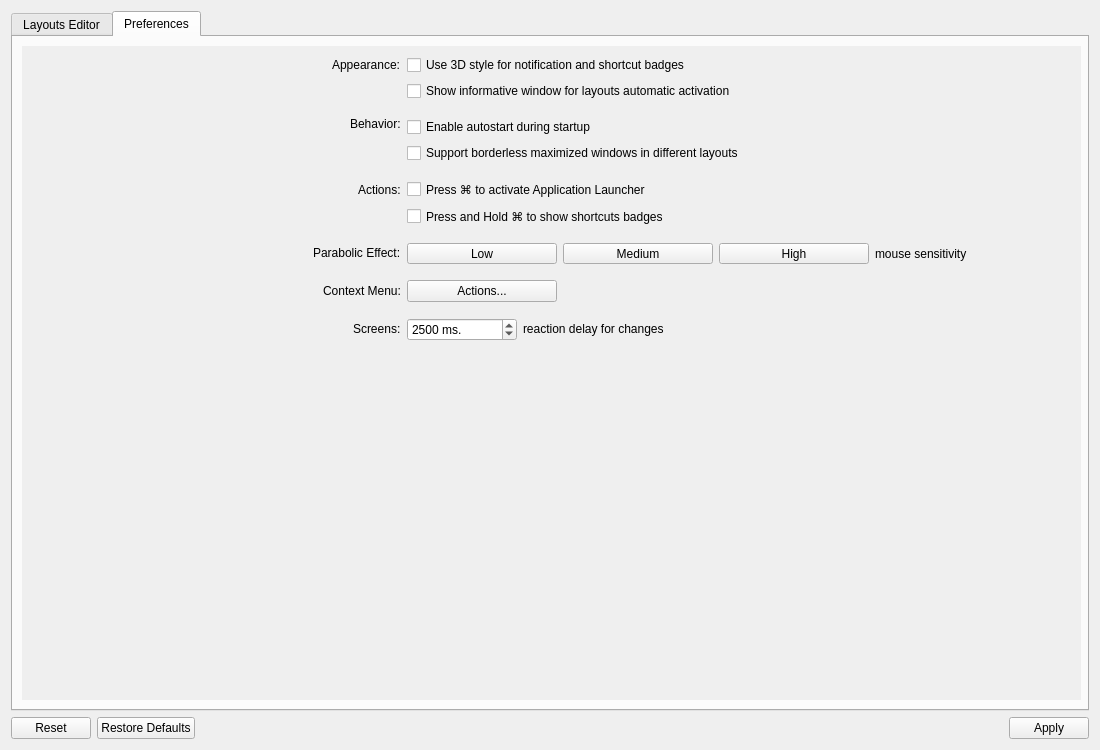
First picture: the form in app/settings/settingsdialog/settingsdialog.ui, repository rickysarraf-notmine/latte-dock, before the edit.
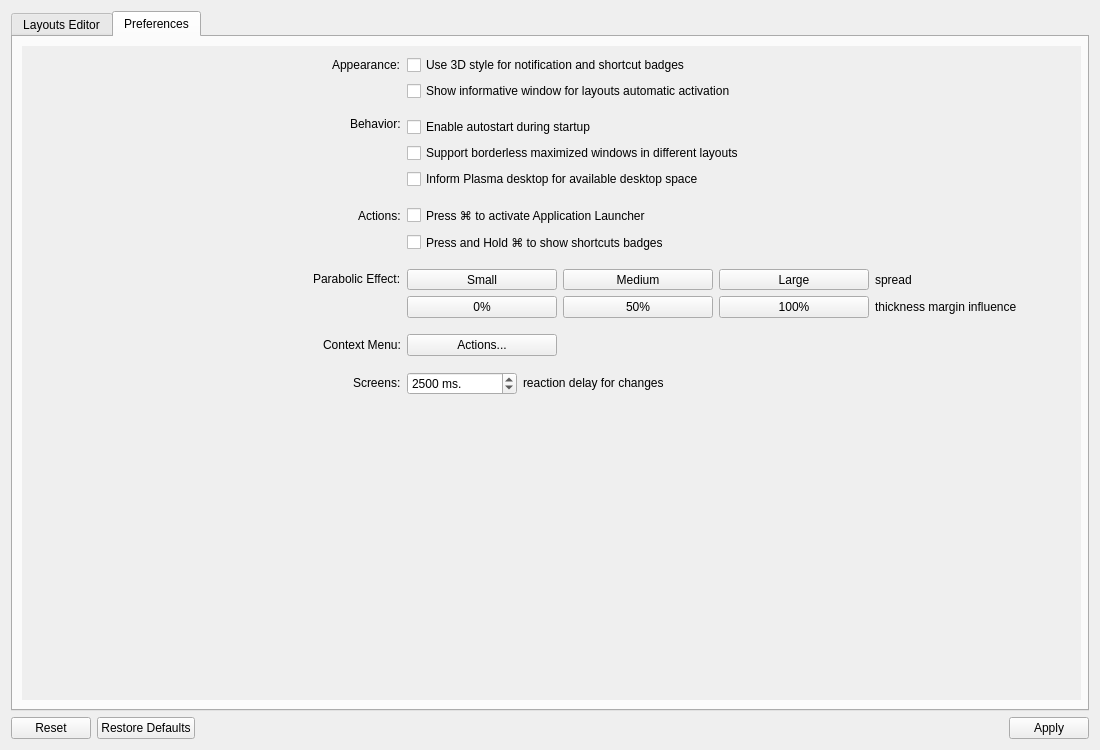
Second picture: the form after the edit. The open tabs and pages were chosen to show the change. Icons and pictures are not drawn. Custom widgets are drawn as their Qt base class.

What changed in the file:
```diff
--- a/app/settings/settingsdialog/settingsdialog.ui
+++ b/app/settings/settingsdialog/settingsdialog.ui
@@ -522,7 +522,7 @@
             <x>0</x>
             <y>0</y>
             <width>1068</width>
-            <height>401</height>
+            <height>469</height>
            </rect>
           </property>
           <property name="sizePolicy">
@@ -534,7 +534,490 @@
           <layout class="QVBoxLayout" name="verticalLayout_4">
            <item>
             <layout class="QGridLayout" name="preferencesGridLayout" columnstretch="5,9">
+             <item row="1" column="1">
+              <widget class="QCheckBox" name="infoWindowChkBox">
+               <property name="toolTip">
+                <string>Provide visual feedback when layouts are activated automatically</string>
+               </property>
+               <property name="text">
+                <string>Show informative window for layouts automatic activation</string>
+               </property>
+              </widget>
+             </item>
+             <item row="10" column="0">
+              <layout class="QHBoxLayout" name="parabolicHeaderRowLayout">
+               <item>
+                <spacer name="horizontalSpacer_7">
+                 <property name="orientation">
+                  <enum>Qt::Horizontal</enum>
+                 </property>
+                 <property name="sizeHint" stdset="0">
+                  <size>
+                   <width>40</width>
+                   <height>20</height>
+                  </size>
+                 </property>
+                </spacer>
+               </item>
+               <item>
+                <widget class="QLabel" name="parabolicEffectLbl">
+                 <property name="sizePolicy">
+                  <sizepolicy hsizetype="Minimum" vsizetype="Fixed">
+                   <horstretch>0</horstretch>
+                   <verstretch>0</verstretch>
+                  </sizepolicy>
+                 </property>
+                 <property name="text">
+                  <string>Parabolic Effect:</string>
+                 </property>
+                 <property name="alignment">
+                  <set>Qt::AlignLeading|Qt::AlignLeft|Qt::AlignVCenter</set>
+                 </property>
+                </widget>
+               </item>
+              </layout>
+             </item>
+             <item row="10" column="1">
+              <layout class="QHBoxLayout" name="horizontalLayout_8">
+               <item>
+                <widget class="QToolButton" name="smallParabolicBtn">
+                 <property name="sizePolicy">
+                  <sizepolicy hsizetype="Preferred" vsizetype="Fixed">
+                   <horstretch>0</horstretch>
+                   <verstretch>0</verstretch>
+                  </sizepolicy>
+                 </property>
+                 <property name="minimumSize">
+                  <size>
+                   <width>150</width>
+                   <height>0</height>
+                  </size>
+                 </property>
+                 <property name="maximumSize">
+                  <size>
+                   <width>150</width>
+                   <height>16777215</height>
+                  </size>
+                 </property>
+                 <property name="text">
+                  <string comment="small spread">Small</string>
+                 </property>
+                 <property name="checkable">
+                  <bool>true</bool>
+                 </property>
+                </widget>
+               </item>
+               <item>
+                <widget class="QToolButton" name="mediumParabolicBtn">
+                 <property name="sizePolicy">
+                  <sizepolicy hsizetype="Preferred" vsizetype="Fixed">
+                   <horstretch>0</horstretch>
+                   <verstretch>0</verstretch>
+                  </sizepolicy>
+                 </property>
+                 <property name="minimumSize">
+                  <size>
+                   <width>150</width>
+                   <height>0</height>
+                  </size>
+                 </property>
+                 <property name="maximumSize">
+                  <size>
+                   <width>150</width>
+                   <height>16777215</height>
+                  </size>
+                 </property>
+                 <property name="text">
+                  <string comment="medium spread">Medium</string>
+                 </property>
+                 <property name="checkable">
+                  <bool>true</bool>
+                 </property>
+                </widget>
+               </item>
+               <item>
+                <widget class="QToolButton" name="largeParabolicBtn">
+                 <property name="sizePolicy">
+                  <sizepolicy hsizetype="Preferred" vsizetype="Fixed">
+                   <horstretch>0</horstretch>
+                   <verstretch>0</verstretch>
+                  </sizepolicy>
+                 </property>
+                 <property name="minimumSize">
+                  <size>
+                   <width>150</width>
+                   <height>0</height>
+                  </size>
+                 </property>
+                 <property name="maximumSize">
+                  <size>
+                   <width>150</width>
+                   <height>16777215</height>
+                  </size>
+                 </property>
+                 <property name="text">
+                  <string comment="large spread">Large</string>
+                 </property>
+                 <property name="checkable">
+                  <bool>true</bool>
+                 </property>
+                </widget>
+               </item>
+               <item>
+                <widget class="QLabel" name="parabolicSpreadLbl">
+                 <property name="text">
+                  <string>spread</string>
+                 </property>
+                </widget>
+               </item>
+               <item>
+                <spacer name="horizontalSpacer_12">
+                 <property name="orientation">
+                  <enum>Qt::Horizontal</enum>
+                 </property>
+                 <property name="sizeHint" stdset="0">
+                  <size>
+                   <width>40</width>
+                   <height>20</height>
+                  </size>
+                 </property>
+                </spacer>
+               </item>
+              </layout>
+             </item>
+             <item row="20" column="0">
+              <layout class="QHBoxLayout" name="plasmaThemeHeaderRowLayout"/>
+             </item>
+             <item row="6" column="1">
+              <spacer name="verticalSpacer_7">
+               <property name="orientation">
+                <enum>Qt::Vertical</enum>
+               </property>
+               <property name="sizeType">
+                <enum>QSizePolicy::Fixed</enum>
+               </property>
+               <property name="sizeHint" stdset="0">
+                <size>
+                 <width>20</width>
+                 <height>10</height>
+                </size>
+               </property>
+              </spacer>
+             </item>
              <item row="15" column="1">
+              <spacer name="verticalSpacer_9">
+               <property name="orientation">
+                <enum>Qt::Vertical</enum>
+               </property>
+               <property name="sizeType">
+                <enum>QSizePolicy::Fixed</enum>
+               </property>
+               <property name="sizeHint" stdset="0">
+                <size>
+                 <width>20</width>
+                 <height>10</height>
+                </size>
+               </property>
+              </spacer>
+             </item>
+             <item row="3" column="1">
+              <widget class="QCheckBox" name="autostartChkBox">
+               <property name="toolTip">
+                <string>Start the application automatically after each relogin</string>
+               </property>
+               <property name="text">
+                <string>Enable autostart during startup</string>
+               </property>
+              </widget>
+             </item>
+             <item row="17" column="1">
+              <spacer name="verticalSpacer_14">
+               <property name="orientation">
+                <enum>Qt::Vertical</enum>
+               </property>
+               <property name="sizeType">
+                <enum>QSizePolicy::Fixed</enum>
+               </property>
+               <property name="sizeHint" stdset="0">
+                <size>
+                 <width>20</width>
+                 <height>10</height>
+                </size>
+               </property>
+              </spacer>
+             </item>
+             <item row="8" column="1">
+              <widget class="QCheckBox" name="metaPressHoldChkBox">
+               <property name="toolTip">
+                <string>Press and hold ⌘ to show shortcuts badges for applets and tasks</string>
+               </property>
+               <property name="text">
+                <string>Press and Hold ⌘ to show shortcuts badges</string>
+               </property>
+              </widget>
+             </item>
+             <item row="0" column="1">
+              <widget class="QCheckBox" name="badges3DStyleChkBox">
+               <property name="text">
+                <string>Use 3D style for notification and shortcut badges</string>
+               </property>
+              </widget>
+             </item>
+             <item row="12" column="1">
+              <layout class="QHBoxLayout" name="marginInfluenceRowLayout">
+               <item>
+                <widget class="QPushButton" name="noMarginInfluenceBtn">
+                 <property name="minimumSize">
+                  <size>
+                   <width>150</width>
+                   <height>0</height>
+                  </size>
+                 </property>
+                 <property name="text">
+                  <string notr="true">0%</string>
+                 </property>
+                 <property name="checkable">
+                  <bool>true</bool>
+                 </property>
+                </widget>
+               </item>
+               <item>
+                <widget class="QPushButton" name="halfMarginInfluenceBtn">
+                 <property name="minimumSize">
+                  <size>
+                   <width>150</width>
+                   <height>0</height>
+                  </size>
+                 </property>
+                 <property name="text">
+                  <string notr="true">50%</string>
+                 </property>
+                 <property name="checkable">
+                  <bool>true</bool>
+                 </property>
+                </widget>
+               </item>
+               <item>
+                <widget class="QPushButton" name="fullMarginInfluenceBtn">
+                 <property name="minimumSize">
+                  <size>
+                   <width>150</width>
+                   <height>0</height>
+                  </size>
+                 </property>
+                 <property name="text">
+                  <string notr="true">100%</string>
+                 </property>
+                 <property name="checkable">
+                  <bool>true</bool>
+                 </property>
+                </widget>
+               </item>
+               <item>
+                <widget class="QLabel" name="marginInfluenceLbl">
+                 <property name="text">
+                  <string notr="true">thickness margin influence</string>
+                 </property>
+                </widget>
+               </item>
+               <item>
+                <spacer name="horizontalSpacer_13">
+                 <property name="orientation">
+                  <enum>Qt::Horizontal</enum>
+                 </property>
+                 <property name="sizeHint" stdset="0">
+                  <size>
+                   <width>40</width>
+                   <height>20</height>
+                  </size>
+                 </property>
+                </spacer>
+               </item>
+              </layout>
+             </item>
+             <item row="5" column="1">
+              <widget class="QCheckBox" name="broadcastGeomChkBox">
+               <property name="text">
+                <string>Inform Plasma desktop for available desktop space</string>
+               </property>
+              </widget>
+             </item>
+             <item row="3" column="0">
+              <layout class="QHBoxLayout" name="behaviorHeaderRowLayout">
+               <item>
+                <spacer name="horizontalSpacer_5">
+                 <property name="orientation">
+                  <enum>Qt::Horizontal</enum>
+                 </property>
+                 <property name="sizeHint" stdset="0">
+                  <size>
+                   <width>40</width>
+                   <height>20</height>
+                  </size>
+                 </property>
+                </spacer>
+               </item>
+               <item>
+                <widget class="QLabel" name="behaviorLbl">
+                 <property name="sizePolicy">
+                  <sizepolicy hsizetype="Preferred" vsizetype="Preferred">
+                   <horstretch>0</horstretch>
+                   <verstretch>0</verstretch>
+                  </sizepolicy>
+                 </property>
+                 <property name="text">
+                  <string>Behavior:</string>
+                 </property>
+                 <property name="alignment">
+                  <set>Qt::AlignLeading|Qt::AlignLeft|Qt::AlignTop</set>
+                 </property>
+                </widget>
+               </item>
+              </layout>
+             </item>
+             <item row="2" column="1">
+              <spacer name="verticalSpacer_6">
+               <property name="orientation">
+                <enum>Qt::Vertical</enum>
+               </property>
+               <property name="sizeType">
+                <enum>QSizePolicy::Fixed</enum>
+               </property>
+               <property name="sizeHint" stdset="0">
+                <size>
+                 <width>20</width>
+                 <height>10</height>
+                </size>
+               </property>
+              </spacer>
+             </item>
+             <item row="16" column="0">
+              <layout class="QHBoxLayout" name="contextMenuRowLayout">
+               <item>
+                <spacer name="horizontalSpacer_10">
+                 <property name="orientation">
+                  <enum>Qt::Horizontal</enum>
+                 </property>
+                 <property name="sizeHint" stdset="0">
+                  <size>
+                   <width>40</width>
+                   <height>20</height>
+                  </size>
+                 </property>
+                </spacer>
+               </item>
+               <item>
+                <widget class="QLabel" name="contextMenuLbl">
+                 <property name="text">
+                  <string>Context Menu:</string>
+                 </property>
+                </widget>
+               </item>
+              </layout>
+             </item>
+             <item row="7" column="0">
+              <layout class="QHBoxLayout" name="actionsHeaderRowLayout">
+               <item>
+                <spacer name="horizontalSpacer_6">
+                 <property name="orientation">
+                  <enum>Qt::Horizontal</enum>
+                 </property>
+                 <property name="sizeHint" stdset="0">
+                  <size>
+                   <width>40</width>
+                   <height>20</height>
+                  </size>
+                 </property>
+                </spacer>
+               </item>
+               <item>
+                <widget class="QLabel" name="actionsLbl">
+                 <property name="text">
+                  <string>Actions:</string>
+                 </property>
+                 <property name="alignment">
+                  <set>Qt::AlignLeading|Qt::AlignLeft|Qt::AlignVCenter</set>
+                 </property>
+                </widget>
+               </item>
+              </layout>
+             </item>
+             <item row="16" column="1">
+              <layout class="QHBoxLayout" name="horizontalLayout_7">
+               <item>
+                <widget class="QPushButton" name="contextMenuActionsBtn">
+                 <property name="sizePolicy">
+                  <sizepolicy hsizetype="Preferred" vsizetype="Fixed">
+                   <horstretch>0</horstretch>
+                   <verstretch>0</verstretch>
+                  </sizepolicy>
+                 </property>
+                 <property name="minimumSize">
+                  <size>
+                   <width>150</width>
+                   <height>0</height>
+                  </size>
+                 </property>
+                 <property name="maximumSize">
+                  <size>
+                   <width>16777215</width>
+                   <height>16777215</height>
+                  </size>
+                 </property>
+                 <property name="text">
+                  <string>Actions...</string>
+                 </property>
+                </widget>
+               </item>
+               <item>
+                <spacer name="horizontalSpacer_11">
+                 <property name="orientation">
+                  <enum>Qt::Horizontal</enum>
+                 </property>
+                 <property name="sizeHint" stdset="0">
+                  <size>
+                   <width>40</width>
+                   <height>20</height>
+                  </size>
+                 </property>
+                </spacer>
+               </item>
+              </layout>
+             </item>
+             <item row="18" column="0">
+              <layout class="QHBoxLayout" name="screensHeaderRowLayout">
+               <item>
+                <spacer name="horizontalSpacer_8">
+                 <property name="orientation">
+                  <enum>Qt::Horizontal</enum>
+                 </property>
+                 <property name="sizeHint" stdset="0">
+                  <size>
+                   <width>40</width>
+                   <height>20</height>
+                  </size>
+                 </property>
+                </spacer>
+               </item>
+               <item>
+                <widget class="QLabel" name="screensLbl">
+                 <property name="sizePolicy">
+                  <sizepolicy hsizetype="Minimum" vsizetype="Fixed">
+                   <horstretch>0</horstretch>
+                   <verstretch>0</verstretch>
+                  </sizepolicy>
+                 </property>
+                 <property name="text">
+                  <string>Screens:</string>
+                 </property>
+                 <property name="alignment">
+                  <set>Qt::AlignLeading|Qt::AlignLeft|Qt::AlignVCenter</set>
+                 </property>
+                </widget>
+               </item>
+              </layout>
+             </item>
+             <item row="18" column="1">
               <layout class="QHBoxLayout" name="screenDelayRowLayout">
                <item>
                 <widget class="QSpinBox" name="screenTrackerSpinBox">
@@ -618,49 +1101,7 @@
                </item>
               </layout>
              </item>
-             <item row="2" column="1">
-              <widget class="QCheckBox" name="infoWindowChkBox">
-               <property name="toolTip">
-                <string>Provide visual feedback when layouts are activated automatically</string>
-               </property>
-               <property name="text">
-                <string>Show informative window for layouts automatic activation</string>
-               </property>
-              </widget>
-             </item>
-             <item row="7" column="1">
-              <spacer name="verticalSpacer_7">
-               <property name="orientation">
-                <enum>Qt::Vertical</enum>
-               </property>
-               <property name="sizeType">
-                <enum>QSizePolicy::Fixed</enum>
-               </property>
-               <property name="sizeHint" stdset="0">
-                <size>
-                 <width>20</width>
-                 <height>10</height>
-                </size>
-               </property>
-              </spacer>
-             </item>
-             <item row="14" column="1">
-              <spacer name="verticalSpacer_14">
-               <property name="orientation">
-                <enum>Qt::Vertical</enum>
-               </property>
-               <property name="sizeType">
-                <enum>QSizePolicy::Fixed</enum>
-               </property>
-               <property name="sizeHint" stdset="0">
-                <size>
-                 <width>20</width>
-                 <height>10</height>
-                </size>
-               </property>
-              </spacer>
-             </item>
-             <item row="5" column="1">
+             <item row="4" column="1">
               <widget class="QCheckBox" name="noBordersForMaximizedChkBox">
                <property name="toolTip">
                 <string>Activate support for borderless maximized windows between different layouts</string>
@@ -670,349 +1111,6 @@
                </property>
               </widget>
              </item>
-             <item row="8" column="0">
-              <layout class="QHBoxLayout" name="actionsHeaderRowLayout">
-               <item>
-                <spacer name="horizontalSpacer_6">
-                 <property name="orientation">
-                  <enum>Qt::Horizontal</enum>
-                 </property>
-                 <property name="sizeHint" stdset="0">
-                  <size>
-                   <width>40</width>
-                   <height>20</height>
-                  </size>
-                 </property>
-                </spacer>
-               </item>
-               <item>
-                <widget class="QLabel" name="actionsLbl">
-                 <property name="text">
-                  <string>Actions:</string>
-                 </property>
-                 <property name="alignment">
-                  <set>Qt::AlignLeading|Qt::AlignLeft|Qt::AlignVCenter</set>
-                 </property>
-                </widget>
-               </item>
-              </layout>
-             </item>
-             <item row="0" column="1">
-              <widget class="QCheckBox" name="badges3DStyleChkBox">
-               <property name="text">
-                <string>Use 3D style for notification and shortcut badges</string>
-               </property>
-              </widget>
-             </item>
-             <item row="17" column="0">
-              <layout class="QHBoxLayout" name="plasmaThemeHeaderRowLayout"/>
-             </item>
-             <item row="12" column="1">
-              <spacer name="verticalSpacer_9">
-               <property name="orientation">
-                <enum>Qt::Vertical</enum>
-               </property>
-               <property name="sizeType">
-                <enum>QSizePolicy::Fixed</enum>
-               </property>
-               <property name="sizeHint" stdset="0">
-                <size>
-                 <width>20</width>
-                 <height>10</height>
-                </size>
-               </property>
-              </spacer>
-             </item>
-             <item row="9" column="1">
-              <widget class="QCheckBox" name="metaPressHoldChkBox">
-               <property name="toolTip">
-                <string>Press and hold ⌘ to show shortcuts badges for applets and tasks</string>
-               </property>
-               <property name="text">
-                <string>Press and Hold ⌘ to show shortcuts badges</string>
-               </property>
-              </widget>
-             </item>
-             <item row="3" column="1">
-              <spacer name="verticalSpacer_6">
-               <property name="orientation">
-                <enum>Qt::Vertical</enum>
-               </property>
-               <property name="sizeType">
-                <enum>QSizePolicy::Fixed</enum>
-               </property>
-               <property name="sizeHint" stdset="0">
-                <size>
-                 <width>20</width>
-                 <height>10</height>
-                </size>
-               </property>
-              </spacer>
-             </item>
-             <item row="11" column="0">
-              <layout class="QHBoxLayout" name="parabolicHeaderRowLayout">
-               <item>
-                <spacer name="horizontalSpacer_7">
-                 <property name="orientation">
-                  <enum>Qt::Horizontal</enum>
-                 </property>
-                 <property name="sizeHint" stdset="0">
-                  <size>
-                   <width>40</width>
-                   <height>20</height>
-                  </size>
-                 </property>
-                </spacer>
-               </item>
-               <item>
-                <widget class="QLabel" name="parabolicEffectLbl">
-                 <property name="sizePolicy">
-                  <sizepolicy hsizetype="Minimum" vsizetype="Fixed">
-                   <horstretch>0</horstretch>
-                   <verstretch>0</verstretch>
-                  </sizepolicy>
-                 </property>
-                 <property name="text">
-                  <string>Parabolic Effect:</string>
-                 </property>
-                 <property name="alignment">
-                  <set>Qt::AlignLeading|Qt::AlignLeft|Qt::AlignVCenter</set>
-                 </property>
-                </widget>
-               </item>
-              </layout>
-             </item>
-             <item row="4" column="0">
-              <layout class="QHBoxLayout" name="behaviorHeaderRowLayout">
-               <item>
-                <spacer name="horizontalSpacer_5">
-                 <property name="orientation">
-                  <enum>Qt::Horizontal</enum>
-                 </property>
-                 <property name="sizeHint" stdset="0">
-                  <size>
-                   <width>40</width>
-                   <height>20</height>
-                  </size>
-                 </property>
-                </spacer>
-               </item>
-               <item>
-                <widget class="QLabel" name="behaviorLbl">
-                 <property name="sizePolicy">
-                  <sizepolicy hsizetype="Preferred" vsizetype="Preferred">
-                   <horstretch>0</horstretch>
-                   <verstretch>0</verstretch>
-                  </sizepolicy>
-                 </property>
-                 <property name="text">
-                  <string>Behavior:</string>
-                 </property>
-                 <property name="alignment">
-                  <set>Qt::AlignLeading|Qt::AlignLeft|Qt::AlignTop</set>
-                 </property>
-                </widget>
-               </item>
-              </layout>
-             </item>
-             <item row="15" column="0">
-              <layout class="QHBoxLayout" name="screensHeaderRowLayout">
-               <item>
-                <spacer name="horizontalSpacer_8">
-                 <property name="orientation">
-                  <enum>Qt::Horizontal</enum>
-                 </property>
-                 <property name="sizeHint" stdset="0">
-                  <size>
-                   <width>40</width>
-                   <height>20</height>
-                  </size>
-                 </property>
-                </spacer>
-               </item>
-               <item>
-                <widget class="QLabel" name="screensLbl">
-                 <property name="sizePolicy">
-                  <sizepolicy hsizetype="Minimum" vsizetype="Fixed">
-                   <horstretch>0</horstretch>
-                   <verstretch>0</verstretch>
-                  </sizepolicy>
-                 </property>
-                 <property name="text">
-                  <string>Screens:</string>
-                 </property>
-                 <property name="alignment">
-                  <set>Qt::AlignLeading|Qt::AlignLeft|Qt::AlignVCenter</set>
-                 </property>
-                </widget>
-               </item>
-              </layout>
-             </item>
-             <item row="17" column="1">
-              <layout class="QHBoxLayout" name="plasmaThemeRowLayout"/>
-             </item>
-             <item row="16" column="1">
-              <spacer name="verticalSpacer_11">
-               <property name="orientation">
-                <enum>Qt::Vertical</enum>
-               </property>
-               <property name="sizeType">
-                <enum>QSizePolicy::Fixed</enum>
-               </property>
-               <property name="sizeHint" stdset="0">
-                <size>
-                 <width>20</width>
-                 <height>10</height>
-                </size>
-               </property>
-              </spacer>
-             </item>
-             <item row="4" column="1">
-              <widget class="QCheckBox" name="autostartChkBox">
-               <property name="toolTip">
-                <string>Start the application automatically after each relogin</string>
-               </property>
-               <property name="text">
-                <string>Enable autostart during startup</string>
-               </property>
-              </widget>
-             </item>
-             <item row="11" column="1">
-              <layout class="QHBoxLayout" name="mouseSensitivityRowLayout">
-               <item>
-                <widget class="QToolButton" name="lowSensitivityBtn">
-                 <property name="sizePolicy">
-                  <sizepolicy hsizetype="Preferred" vsizetype="Fixed">
-                   <horstretch>0</horstretch>
-                   <verstretch>0</verstretch>
-                  </sizepolicy>
-                 </property>
-                 <property name="minimumSize">
-                  <size>
-                   <width>150</width>
-                   <height>0</height>
-                  </size>
-                 </property>
-                 <property name="maximumSize">
-                  <size>
-                   <width>150</width>
-                   <height>16777215</height>
-                  </size>
-                 </property>
-                 <property name="toolTip">
-                  <string>Low sensitivity for parabolic effect (low cpu usage and performance)</string>
-                 </property>
-                 <property name="text">
-                  <string comment="low sensitivity">Low</string>
-                 </property>
-                 <property name="checkable">
-                  <bool>true</bool>
-                 </property>
-                </widget>
-               </item>
-               <item>
-                <widget class="QToolButton" name="mediumSensitivityBtn">
-                 <property name="sizePolicy">
-                  <sizepolicy hsizetype="Preferred" vsizetype="Fixed">
-                   <horstretch>0</horstretch>
-                   <verstretch>0</verstretch>
-                  </sizepolicy>
-                 </property>
-                 <property name="minimumSize">
-                  <size>
-                   <width>150</width>
-                   <height>0</height>
-                  </size>
-                 </property>
-                 <property name="maximumSize">
-                  <size>
-                   <width>150</width>
-                   <height>16777215</height>
-                  </size>
-                 </property>
-                 <property name="toolTip">
-                  <string>Medium sensitivity for parabolic effect (normal cpu usage and performance)</string>
-                 </property>
-                 <property name="text">
-                  <string comment="medium sensitivity">Medium</string>
-                 </property>
-                 <property name="checkable">
-                  <bool>true</bool>
-                 </property>
-                </widget>
-               </item>
-               <item>
-                <widget class="QToolButton" name="highSensitivityBtn">
-                 <property name="sizePolicy">
-                  <sizepolicy hsizetype="Preferred" vsizetype="Fixed">
-                   <horstretch>0</horstretch>
-                   <verstretch>0</verstretch>
-                  </sizepolicy>
-                 </property>
-                 <property name="minimumSize">
-                  <size>
-                   <width>150</width>
-                   <height>0</height>
-                  </size>
-                 </property>
-                 <property name="maximumSize">
-                  <size>
-                   <width>150</width>
-                   <height>16777215</height>
-                  </size>
-                 </property>
-                 <property name="toolTip">
-                  <string>High sensitivity for parabolic effect (high cpu usage and performance)</string>
-                 </property>
-                 <property name="text">
-                  <string comment="high sensitivity">High</string>
-                 </property>
-                 <property name="checkable">
-                  <bool>true</bool>
-                 </property>
-                </widget>
-               </item>
-               <item>
-                <widget class="QLabel" name="mouseSensitivityLbl">
-                 <property name="text">
-                  <string>mouse sensitivity</string>
-                 </property>
-                </widget>
-               </item>
-               <item>
-                <spacer name="horizontalSpacer_3">
-                 <property name="orientation">
-                  <enum>Qt::Horizontal</enum>
-                 </property>
-                 <property name="sizeType">
-                  <enum>QSizePolicy::Expanding</enum>
-                 </property>
-                 <property name="sizeHint" stdset="0">
-                  <size>
-                   <width>60</width>
-                   <height>20</height>
-                  </size>
-                 </property>
-                </spacer>
-               </item>
-              </layout>
-             </item>
-             <item row="10" column="1">
-              <spacer name="verticalSpacer_8">
-               <property name="orientation">
-                <enum>Qt::Vertical</enum>
-               </property>
-               <property name="sizeType">
-                <enum>QSizePolicy::Fixed</enum>
-               </property>
-               <property name="sizeHint" stdset="0">
-                <size>
-                 <width>20</width>
-                 <height>10</height>
-                </size>
-               </property>
-              </spacer>
-             </item>
              <item row="0" column="0">
               <layout class="QHBoxLayout" name="apperanceHeaderRowLayout">
                <item>
@@ -1040,7 +1138,42 @@
                </item>
               </layout>
              </item>
-             <item row="8" column="1">
+             <item row="9" column="1">
+              <spacer name="verticalSpacer_8">
+               <property name="orientation">
+                <enum>Qt::Vertical</enum>
+               </property>
+               <property name="sizeType">
+                <enum>QSizePolicy::Fixed</enum>
+               </property>
+               <property name="sizeHint" stdset="0">
+                <size>
+                 <width>20</width>
+                 <height>10</height>
+                </size>
+               </property>
+              </spacer>
+             </item>
+             <item row="20" column="1">
+              <layout class="QHBoxLayout" name="plasmaThemeRowLayout"/>
+             </item>
+             <item row="19" column="1">
+              <spacer name="verticalSpacer_11">
+               <property name="orientation">
+                <enum>Qt::Vertical</enum>
+               </property>
+               <property name="sizeType">
+                <enum>QSizePolicy::Fixed</enum>
+               </property>
+               <property name="sizeHint" stdset="0">
+                <size>
+                 <width>20</width>
+                 <height>10</height>
+                </size>
+               </property>
+              </spacer>
+             </item>
+             <item row="7" column="1">
               <widget class="QCheckBox" name="metaPressChkBox">
                <property name="toolTip">
                 <string>Forward ⌘ press from KWin to Latte in order to activate Application Launcher. It is suggested to disable that option if you remove Latte.</string>
@@ -1050,72 +1183,6 @@
                </property>
               </widget>
              </item>
-             <item row="13" column="0">
-              <layout class="QHBoxLayout" name="contextMenuRowLayout">
-               <item>
-                <spacer name="horizontalSpacer_10">
-                 <property name="orientation">
-                  <enum>Qt::Horizontal</enum>
-                 </property>
-                 <property name="sizeHint" stdset="0">
-                  <size>
-                   <width>40</width>
-                   <height>20</height>
-                  </size>
-                 </property>
-                </spacer>
-               </item>
-               <item>
-                <widget class="QLabel" name="contextMenuLbl">
-                 <property name="text">
-                  <string>Context Menu:</string>
-                 </property>
-                </widget>
-               </item>
-              </layout>
-             </item>
-             <item row="13" column="1">
-              <layout class="QHBoxLayout" name="horizontalLayout_7">
-               <item>
-                <widget class="QPushButton" name="contextMenuActionsBtn">
-                 <property name="sizePolicy">
-                  <sizepolicy hsizetype="Preferred" vsizetype="Fixed">
-                   <horstretch>0</horstretch>
-                   <verstretch>0</verstretch>
-                  </sizepolicy>
-                 </property>
-                 <property name="minimumSize">
-                  <size>
-                   <width>150</width>
-                   <height>0</height>
-                  </size>
-                 </property>
-                 <property name="maximumSize">
-                  <size>
-                   <width>16777215</width>
-                   <height>16777215</height>
-                  </size>
-                 </property>
-                 <property name="text">
-                  <string>Actions...</string>
-                 </property>
-                </widget>
-               </item>
-               <item>
-                <spacer name="horizontalSpacer_11">
-                 <property name="orientation">
-                  <enum>Qt::Horizontal</enum>
-                 </property>
-                 <property name="sizeHint" stdset="0">
-                  <size>
-                   <width>40</width>
-                   <height>20</height>
-                  </size>
-                 </property>
-                </spacer>
-               </item>
-              </layout>
-             </item>
             </layout>
            </item>
           </layout>
```
